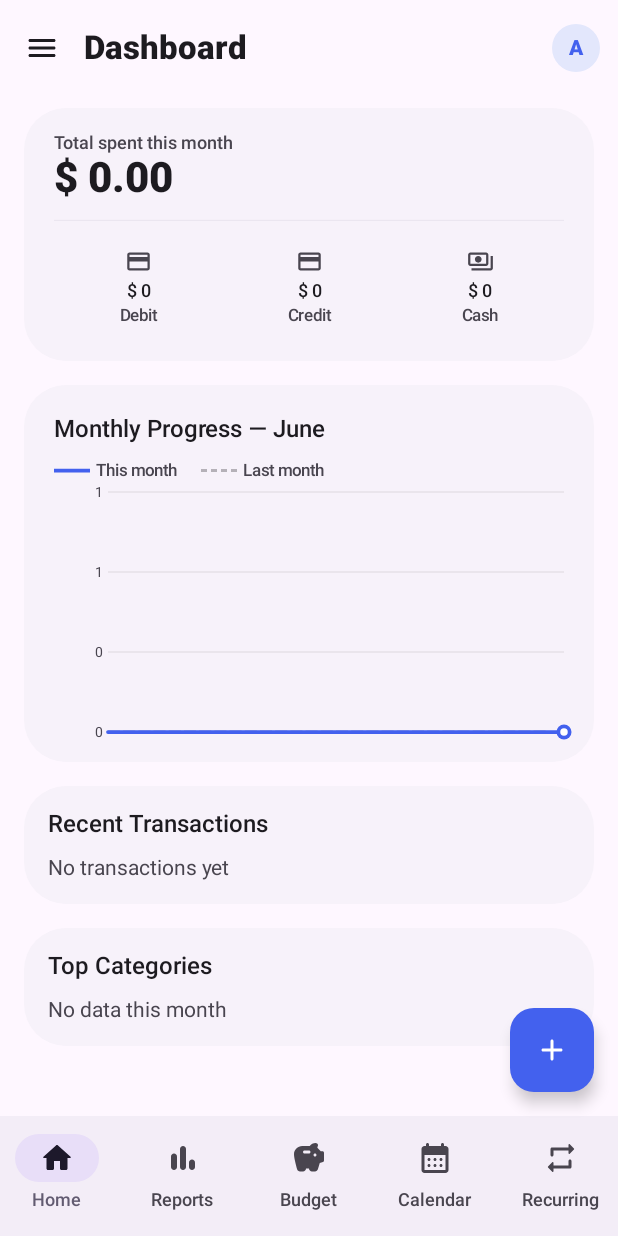
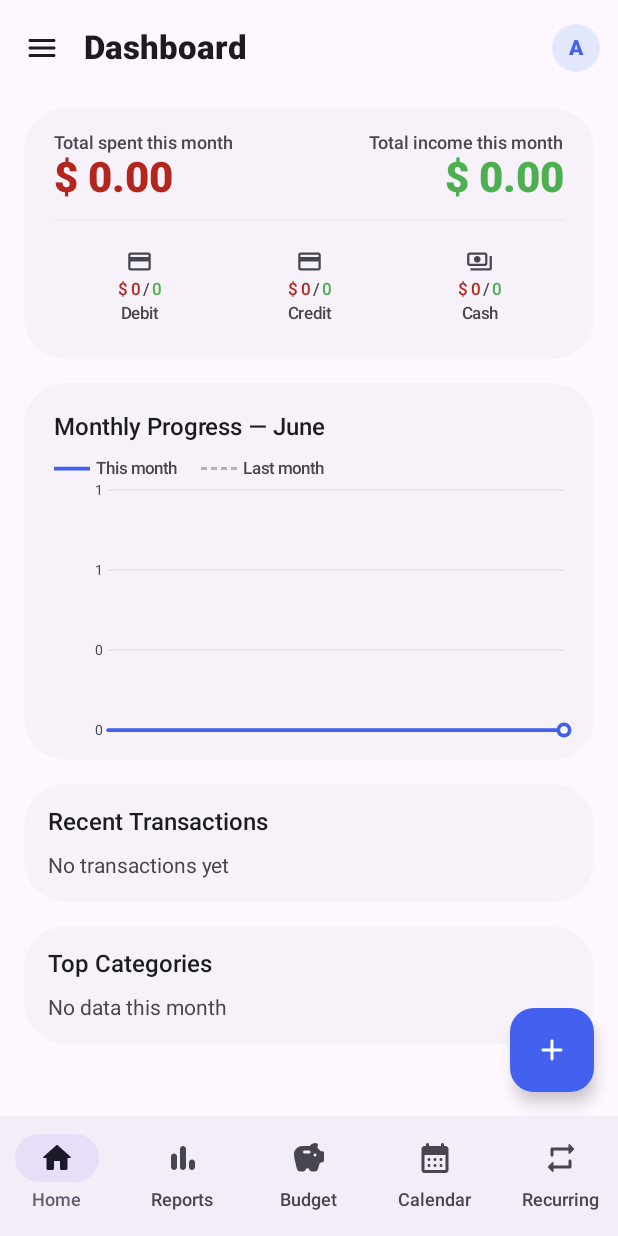
Before and after one commit to andrei-bp13/BudgetTracker, an Android app built with Jetpack Compose: the screen it shows after launch (MainActivity), on a phone screen of 412 x 824 dp. Run offline under Robolectric (Android 15) with nearby library versions, the phone set to English and light mode, and no system bars; our stand-ins replace Room's generated code.

Commit message:
Add income totals to summary card with red/green coloring and per-payment-type breakdown

```diff
--- a/app/src/main/java/com/budgettracker/app/ui/screens/HomeScreen.kt
+++ b/app/src/main/java/com/budgettracker/app/ui/screens/HomeScreen.kt
@@ -14,6 +14,7 @@ import androidx.compose.ui.Alignment
 import androidx.compose.ui.Modifier
 import androidx.compose.ui.draw.clip
 import androidx.compose.ui.geometry.Rect
+import androidx.compose.ui.graphics.Color
 import androidx.compose.ui.layout.LayoutCoordinates
 import androidx.compose.ui.layout.onGloballyPositioned
 import androidx.compose.ui.text.font.FontWeight
@@ -41,9 +42,11 @@ fun HomeScreen(
     val lastMonth      by viewModel.lastMonthDailyExpenses.collectAsState()
     val recent         by viewModel.recentTransactions.collectAsState()
     val topCats        by viewModel.topCategories.collectAsState()
-    val expense        by viewModel.thisMonthExpense.collectAsState()
-    val globalColoring by viewModel.globalColoring.collectAsState()
-    val byPaymentType  by viewModel.thisMonthByPaymentType.collectAsState()
+    val expense             by viewModel.thisMonthExpense.collectAsState()
+    val income              by viewModel.thisMonthIncome.collectAsState()
+    val globalColoring      by viewModel.globalColoring.collectAsState()
+    val byPaymentType       by viewModel.thisMonthByPaymentType.collectAsState()
+    val byPaymentTypeIncome by viewModel.thisMonthIncomeByPaymentType.collectAsState()
 
     val accent = MaterialTheme.colorScheme.primary
     val resolveColor: (String) -> androidx.compose.ui.graphics.Color = remember(globalColoring, accent) {
@@ -83,6 +86,13 @@ fun HomeScreen(
                         .fillMaxWidth()
                         .padding(horizontal = 20.dp, vertical = 16.dp)
                 ) {
+                    // ── Spent + Income totals side by side ────────────────────
+                    Row(
+                        modifier              = Modifier.fillMaxWidth(),
+                        horizontalArrangement = Arrangement.SpaceBetween,
+                        verticalAlignment     = Alignment.Top
+                    ) {
+                        Column {
                             Text(
                                 "Total spent this month",
                                 style = MaterialTheme.typography.labelMedium,
@@ -91,8 +101,22 @@ fun HomeScreen(
                             Text(
                                 "$currencySymbol ${"%.2f".format(expense)}",
                                 style = MaterialTheme.typography.headlineMedium.copy(fontWeight = FontWeight.Black),
-                        color = MaterialTheme.colorScheme.onSurface
+                                color = MaterialTheme.colorScheme.error
                             )
+                        }
+                        Column(horizontalAlignment = Alignment.End) {
+                            Text(
+                                "Total income this month",
+                                style = MaterialTheme.typography.labelMedium,
+                                color = MaterialTheme.colorScheme.onSurfaceVariant
+                            )
+                            Text(
+                                "$currencySymbol ${"%.2f".format(income)}",
+                                style = MaterialTheme.typography.headlineMedium.copy(fontWeight = FontWeight.Black),
+                                color = Color(0xFF4CAF50)
+                            )
+                        }
+                    }
 
                     Spacer(Modifier.height(12.dp))
                     HorizontalDivider(
@@ -103,12 +127,13 @@ fun HomeScreen(
 
                     // ── Payment type breakdown ────────────────────────────────
                     Row(
-                        modifier = Modifier.fillMaxWidth(),
+                        modifier              = Modifier.fillMaxWidth(),
                         horizontalArrangement = Arrangement.SpaceAround,
-                        verticalAlignment = Alignment.CenterVertically
+                        verticalAlignment     = Alignment.CenterVertically
                     ) {
                         PaymentType.values().forEach { pt ->
-                            val amount = byPaymentType[pt] ?: 0.0
+                            val spent  = byPaymentType[pt] ?: 0.0
+                            val earned = byPaymentTypeIncome[pt] ?: 0.0
                             Column(
                                 horizontalAlignment = Alignment.CenterHorizontally,
                                 verticalArrangement = Arrangement.spacedBy(3.dp),
@@ -118,11 +143,26 @@ fun HomeScreen(
                                     .padding(horizontal = 12.dp, vertical = 8.dp)
                             ) {
                                 PaymentTypeIcon(type = pt, tint = MaterialTheme.colorScheme.onSurfaceVariant, size = 18.dp)
+                                Row(
+                                    verticalAlignment     = Alignment.CenterVertically,
+                                    horizontalArrangement = Arrangement.spacedBy(2.dp)
+                                ) {
                                     Text(
-                                    "$currencySymbol ${"%.0f".format(amount)}",
-                                    style = MaterialTheme.typography.labelMedium.copy(fontWeight = FontWeight.SemiBold),
-                                    color = MaterialTheme.colorScheme.onSurface
+                                        "$currencySymbol ${"%.0f".format(spent)}",
+                                        style = MaterialTheme.typography.labelSmall.copy(fontWeight = FontWeight.SemiBold),
+                                        color = MaterialTheme.colorScheme.error
                                     )
+                                    Text(
+                                        "/",
+                                        style = MaterialTheme.typography.labelSmall,
+                                        color = MaterialTheme.colorScheme.onSurfaceVariant
+                                    )
+                                    Text(
+                                        "${"%.0f".format(earned)}",
+                                        style = MaterialTheme.typography.labelSmall.copy(fontWeight = FontWeight.SemiBold),
+                                        color = Color(0xFF4CAF50)
+                                    )
+                                }
                                 Text(
                                     pt.displayName(),
                                     style = MaterialTheme.typography.labelSmall,
--- a/app/src/main/java/com/budgettracker/app/viewmodel/TransactionViewModel.kt
+++ b/app/src/main/java/com/budgettracker/app/viewmodel/TransactionViewModel.kt
@@ -102,12 +102,29 @@ class TransactionViewModel(
         .map { monthTotal(it, YearMonth.now(), TransactionType.EXPENSE) }
         .stateIn(viewModelScope, SharingStarted.Eagerly, 0.0)
 
+    val thisMonthIncome: StateFlow<Double> = transactions
+        .map { monthTotal(it, YearMonth.now(), TransactionType.INCOME) }
+        .stateIn(viewModelScope, SharingStarted.Eagerly, 0.0)
+
     val thisMonthByPaymentType: StateFlow<Map<PaymentType, Double>> = transactions
         .map { list ->
             val now = YearMonth.now()
             PaymentType.values().associateWith { pt ->
                 list.filter {
                     it.type == TransactionType.EXPENSE &&
+                    YearMonth.from(it.date) == now &&
+                    it.paymentType == pt
+                }.sumOf { it.amount }
+            }
+        }
+        .stateIn(viewModelScope, SharingStarted.Eagerly, emptyMap())
+
+    val thisMonthIncomeByPaymentType: StateFlow<Map<PaymentType, Double>> = transactions
+        .map { list ->
+            val now = YearMonth.now()
+            PaymentType.values().associateWith { pt ->
+                list.filter {
+                    it.type == TransactionType.INCOME &&
                     YearMonth.from(it.date) == now &&
                     it.paymentType == pt
                 }.sumOf { it.amount }
```
Lines whose indentation alone changed are shown as unchanged.
